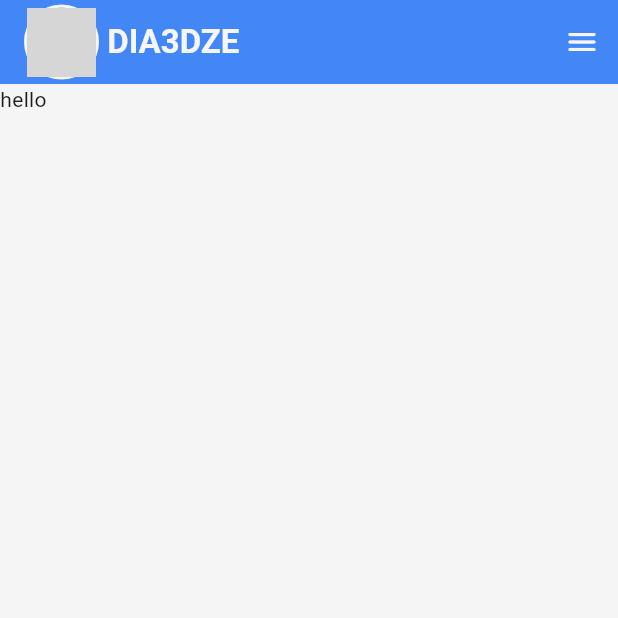
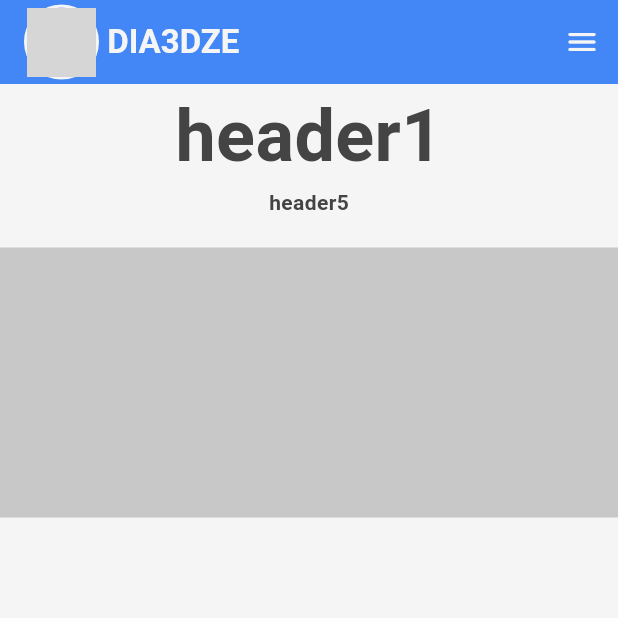
Before and after one commit to dia3dze/dia3dze, a Flutter app: the screen it shows after launch, on a phone screen of 412 x 824 dp, the top half of it. Run offline on Flutter 3.47's test engine with Material 3 defaults, Android fonts, the phone set to English and light mode, and no system bars; grey boxes are pictures that could not be loaded.

```diff
--- a/lib/components/base_page.dart
+++ b/lib/components/base_page.dart
@@ -3,6 +3,7 @@ import 'package:flutter/material.dart';
 import 'package:dia3dze/components/base_appbar.dart';
 import 'package:dia3dze/components/base_drawer.dart';
 import 'package:dia3dze/components/header.dart';
+import 'package:dia3dze/components/footer.dart';
 import 'package:dia3dze/constants.dart';
 
 class BasePage extends StatelessWidget {
@@ -22,7 +23,7 @@ class BasePage extends StatelessWidget {
             Expanded(
               child: Column(
                 crossAxisAlignment: CrossAxisAlignment.start,
-                children: [Header(), ...children],
+                children: [Header(), ...children, Footer()],
               ),
             ),
           ],
@@ -34,7 +35,7 @@ class BasePage extends StatelessWidget {
         appBar: BaseAppBar(),
         body: Column(
           mainAxisAlignment: MainAxisAlignment.start,
-          children: [...children],
+          children: [...children, Footer()],
         ),
         backgroundColor: AppColors.background,
       );
--- /dev/null
+++ b/lib/components/footer.dart
@@ -0,0 +1,15 @@
+import 'package:dia3dze/constants.dart';
+import 'package:flutter/material.dart';
+
+class Footer extends StatelessWidget {
+  const Footer({super.key});
+
+  @override
+  Widget build(BuildContext context) {
+    return Container(
+      color: AppColors.surfaceDark,
+      height: 180,
+      margin: EdgeInsets.only(top: 20),
+    );
+  }
+}
--- a/lib/components/header.dart
+++ b/lib/components/header.dart
@@ -7,7 +7,7 @@ class Header extends StatelessWidget {
 
   @override
   Widget build(BuildContext context) {
-    var screenWidth = MediaQuery.of(context).size.height;
+    var screenWidth = MediaQuery.of(context).size.width;
     return Column(
       children: [
         Padding(
@@ -30,7 +30,11 @@ class Header extends StatelessWidget {
                 children: const [
                   Icon(Icons.public),
                   SizedBox(width: 4),
-                  Text('Georgia, Tbilisi.'),
+                  Text('Georgia, Tbilisi'),
+                  SizedBox(width: 8),
+                  Icon(Icons.access_time, size: 16),
+                  SizedBox(width: 4),
+                  Text('UTC+4'),
                 ],
               ),
             ],
--- /dev/null
+++ b/lib/components/markdown.dart
@@ -0,0 +1,38 @@
+import 'package:dia3dze/constants.dart';
+import 'package:flutter/material.dart';
+
+class Header extends StatelessWidget {
+  final String label;
+  final int level;
+  const Header({super.key, required this.label, required this.level});
+
+  @override
+  Widget build(BuildContext context) {
+    double fontSize = 18;
+    switch (level) {
+      case 1:
+        fontSize = 48;
+        break;
+      case 2:
+        fontSize = 32;
+        break;
+      case 3:
+        fontSize = 24;
+        break;
+      case 4:
+        fontSize = 20;
+        break;
+      case 5:
+        fontSize = 14;
+        break;
+    }
+    return Text(
+      label,
+      style: TextStyle(
+        fontSize: fontSize,
+        fontWeight: FontWeight.bold,
+        color: AppColors.textPrimary,
+      ),
+    );
+  }
+}
--- a/lib/pages/home_page.dart
+++ b/lib/pages/home_page.dart
@@ -1,13 +1,17 @@
-import 'dart:io';
-
 import 'package:flutter/material.dart';
 import '../components/base_page.dart';
+import 'package:dia3dze/components/markdown.dart';
 
 class HomePage extends StatelessWidget {
   const HomePage({super.key});
 
   @override
   Widget build(BuildContext context) {
-    return BasePage(children: [Text('hello')]);
+    return BasePage(
+      children: [
+        Header(label: "header1", level: 1),
+        Header(label: "header5", level: 5),
+      ],
+    );
   }
 }
--- a/lib/styles.dart
+++ b/lib/styles.dart
@@ -54,3 +54,15 @@ class BaseButtonStyles {
     elevation: WidgetStatePropertyAll(2.5),
   );
 }
+
+class HeaderStyles {
+  static const double topPadding = 10;
+  static const double bottomPadding = 5;
+  static const double horizontalPaddingPercent = 0.05;
+
+  static const double iconTextSpacing = 4;
+  static const double locationTimeSpacing = 8;
+  static const double clockTextSpacing = 4;
+
+  static const double clockIconSize = 16;
+}
```
